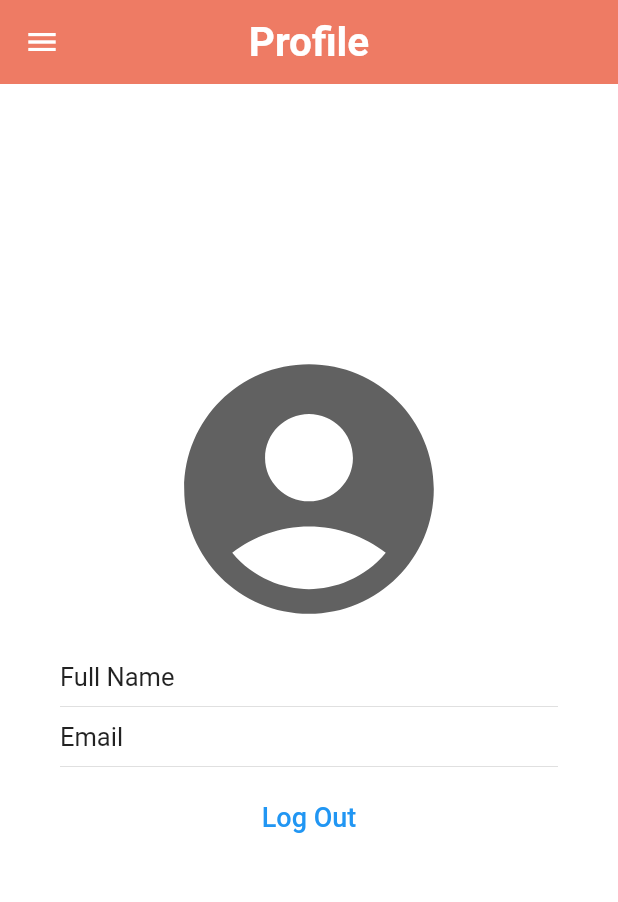
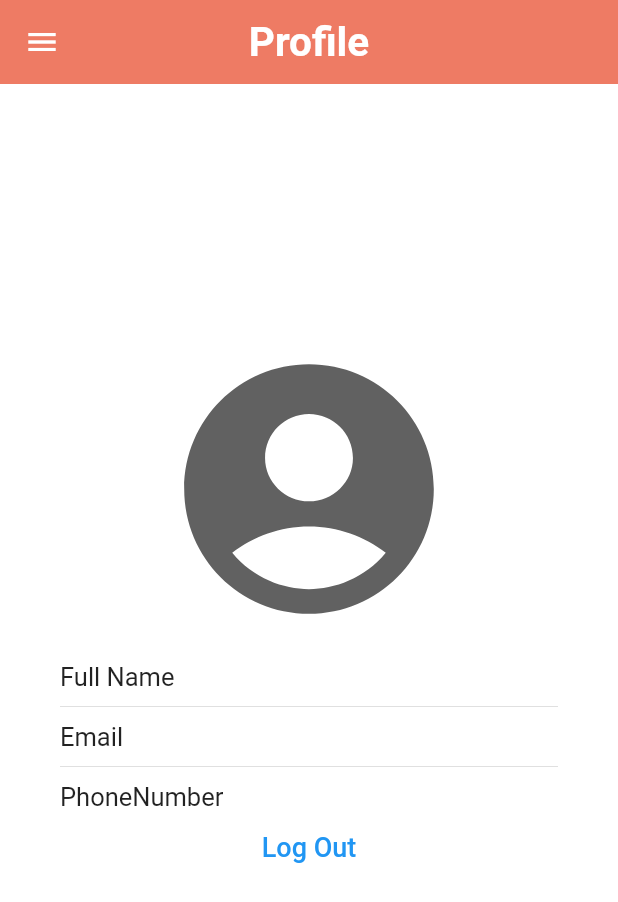
Before and after one commit to IamRonyDas/ChatApp, a Flutter app: the Profile_page screen opened directly with empty values, on a phone screen of 412 x 824 dp. Shown: the top 902 px of the screen. Run offline on Flutter 3.47's test engine with Material 2 defaults, Android fonts, the phone set to English and light mode, and no system bars; our stand-ins replace cloud_firestore, firebase_auth, firebase_core, shared_preferences; accounts and stored records are empty.

Commit message:
Some Changes

```diff
--- a/lib/pages/auth/login_page.dart
+++ b/lib/pages/auth/login_page.dart
@@ -159,6 +159,7 @@ class _LoginPageState extends State<LoginPage> {
         await HelperFunctions.SaveUserLoggedInStatus(true);
         await HelperFunctions.SaveUserName(snapshot.docs[0]['fullName']);
         await HelperFunctions.SaveUserEmail(email);
+        await HelperFunctions.SaveUserPhone(snapshot.docs[0]['PhoneNumber']);
         nextScreenReplace(context, HomePage());
         // Registration successful, handle the next steps
       } else {
--- a/lib/pages/auth/register_page.dart
+++ b/lib/pages/auth/register_page.dart
@@ -15,6 +15,7 @@ class RegisterPage extends StatefulWidget {
 
 class _RegisterPageState extends State<RegisterPage> {
   bool _isLoading = false;
+  String PhoneNumber = "";
   final formKey = GlobalKey<FormState>();
   String email = "";
   String password = "";
@@ -94,6 +95,27 @@ class _RegisterPageState extends State<RegisterPage> {
                       ),
                       const SizedBox(height: 15),
                       TextFormField(
+                        // obscureText: true,
+                        decoration: textInputDecoration.copyWith(
+                          labelText: "Phone Number",
+                          prefixIcon: Icon(
+                            Icons.lock,
+                            color: Theme.of(context).primaryColor,
+                          ),
+                        ),
+                        validator: (val) {
+                          if (val!.length < 10) {
+                            return "PhoneNumber must be at least 6 characters";
+                          } else {
+                            return null;
+                          }
+                        },
+                        onChanged: (val) {
+                          PhoneNumber = val;
+                        },
+                      ),
+                      const SizedBox(height: 15),
+                      TextFormField(
                         obscureText: true,
                         decoration: textInputDecoration.copyWith(
                           labelText: "Password",
@@ -169,16 +191,14 @@ class _RegisterPageState extends State<RegisterPage> {
       });
 
       bool success = await authService.registerUserWithEmailandPassword(
-        fullName,
-        email,
-        password,
-      );
+          fullName, email, password, PhoneNumber);
 
       if (success) {
         // HomePage
         await HelperFunctions.SaveUserLoggedInStatus(true);
         await HelperFunctions.SaveUserName(fullName);
         await HelperFunctions.SaveUserEmail(email);
+        await HelperFunctions.SaveUserPhone(PhoneNumber);
         nextScreenReplace(context, HomePage());
         // Registration successful, handle the next steps
       } else {
--- a/lib/pages/profile_page.dart
+++ b/lib/pages/profile_page.dart
@@ -7,7 +7,12 @@ import 'package:flutter/material.dart';
 class Profile_page extends StatefulWidget {
   String name;
   String email;
-  Profile_page({super.key, required this.email, required this.name});
+  String phoneNumber;
+  Profile_page(
+      {super.key,
+      required this.email,
+      required this.name,
+      required this.phoneNumber});
 
   @override
   State<Profile_page> createState() => _Profile_pageState();
@@ -163,6 +168,19 @@ class _Profile_pageState extends State<Profile_page> {
             height: 20,
           ),
           Row(
+            mainAxisAlignment: MainAxisAlignment.spaceBetween,
+            children: [
+              Text(
+                "PhoneNumber",
+                style: TextStyle(fontSize: 17),
+              ),
+              Text(
+                widget.phoneNumber,
+                style: TextStyle(fontSize: 17),
+              )
+            ],
+          ),
+          Row(
             mainAxisAlignment: MainAxisAlignment.spaceEvenly,
             children: [
               // IconButton(onPressed: () {}, icon: Icon(Icons.exit_to_app)),
--- a/lib/service/auth_service.dart
+++ b/lib/service/auth_service.dart
@@ -23,14 +23,15 @@ class AuthService {
 
   // Register user with email and password
   Future<bool> registerUserWithEmailandPassword(
-      String fullName, String email, String password) async {
+      String fullName, String email, String password, String Phone) async {
     try {
       UserCredential userCredential = await _firebaseAuth
           .createUserWithEmailAndPassword(email: email, password: password);
 
       User? user = userCredential.user;
       if (user != null) {
-        await DataBaseService(uid: user.uid).updataUserData(fullName, email);
+        await DataBaseService(uid: user.uid)
+            .updataUserData(fullName, email, Phone);
         return true;
       }
     } on FirebaseAuthException catch (e) {
@@ -46,6 +47,7 @@ class AuthService {
       await HelperFunctions.SaveUserLoggedInStatus(false);
       await HelperFunctions.SaveUserEmail("");
       await HelperFunctions.SaveUserName("");
+      await HelperFunctions.SaveUserPhone("");
       await _firebaseAuth.signOut();
     } on FirebaseAuthException catch (e) {
       print(e.message);
```
Also changed, not shown: lib/helper/helper_function.dart (+11 -0 lines), lib/pages/HomePage.dart (+84 -2 lines), lib/service/database_service.dart (+7 -1 lines).
